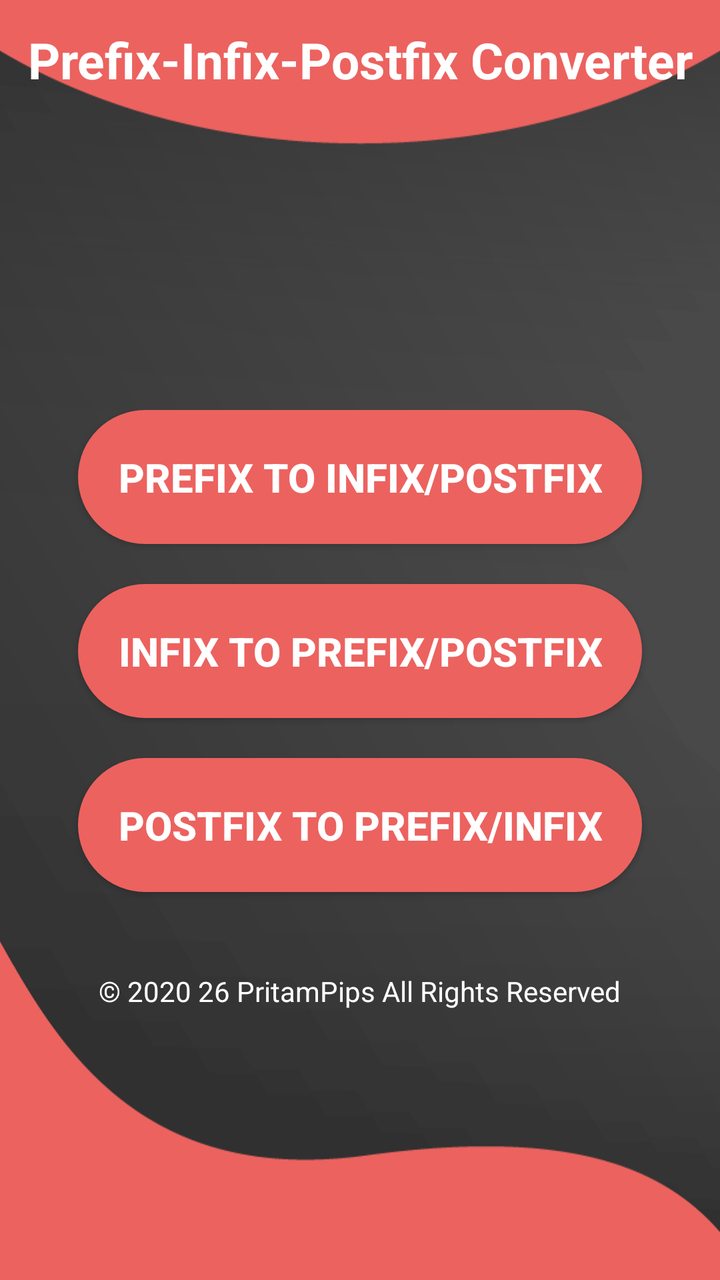
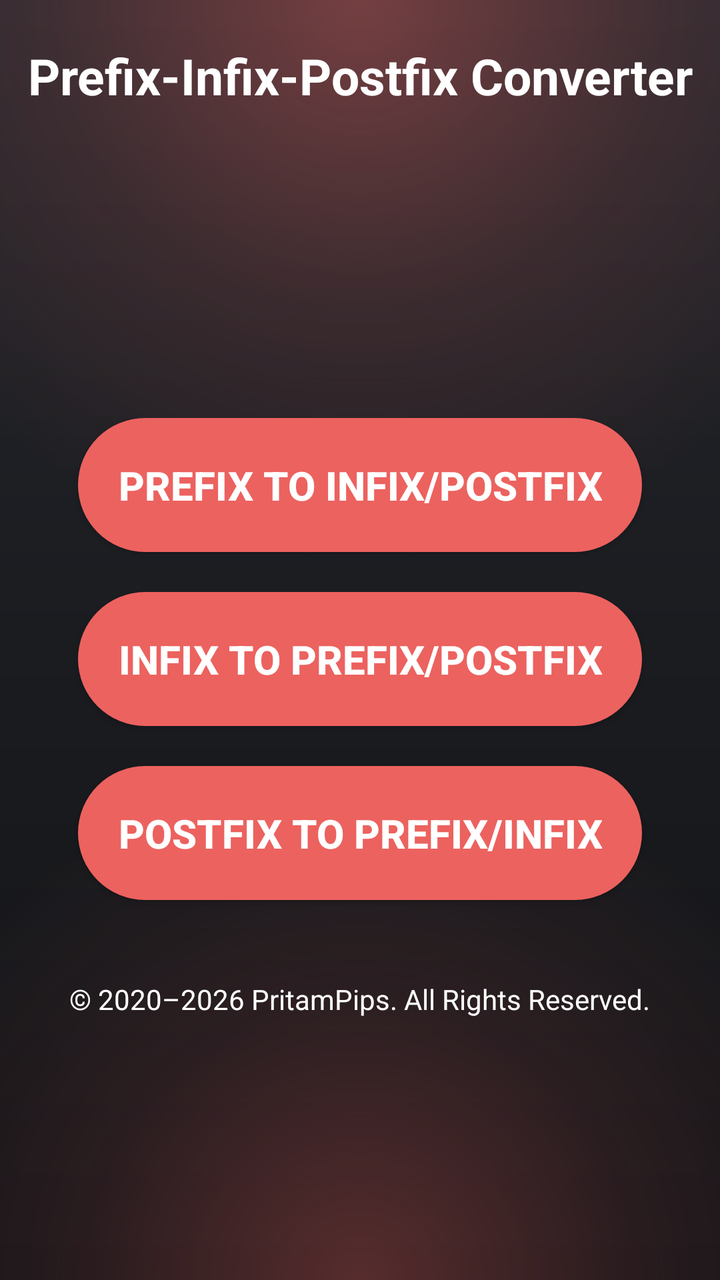

Two renders of the same Android screen: before a commit and after it. Below are the layout's source before the change and the commit's diff.
<!-- AndroidManifest.xml: activity theme AppTheme -->
<!-- res/layout/activity_main.xml -->
<?xml version="1.0" encoding="utf-8"?>
<LinearLayout xmlns:android="http://schemas.android.com/apk/res/android"
    xmlns:tools="http://schemas.android.com/tools"
    android:layout_width="match_parent"
    android:layout_height="match_parent"
    android:orientation="vertical"
    android:background="@drawable/background_2"
    android:padding="5dp"
    android:gravity="center_horizontal"
    tools:context=".MainActivity">
    <TextView
        android:layout_width="match_parent"
        android:layout_height="50dp"
        android:layout_marginBottom="20dp"
        android:textColor="#FFFFFF"
        android:textStyle="bold"
        android:gravity="center"
        android:text="@string/app_name"
        android:textSize="25sp" />
    <LinearLayout
        android:layout_width="match_parent"
        android:gravity="center"
        android:layout_height="match_parent">
    <ScrollView
        android:layout_width="match_parent"
        android:layout_height="wrap_content"
        tools:ignore="UselessParent">
        <LinearLayout
            android:layout_width="match_parent"
            android:layout_height="wrap_content"
            android:orientation="vertical"
            android:gravity="center">
            <Button
                android:id="@+id/prefix_button"
                android:layout_width="wrap_content"
                android:layout_height="wrap_content"
                android:text="@string/prefix_to_other_button"
                android:textColor="#FFFFFF"
                android:padding="20dp"
                android:textStyle="bold"
                android:background="@drawable/button_1"
                android:layout_marginBottom="20dp"
                android:textSize="20sp"/>
            <Button
                android:id="@+id/infix_button"
                android:layout_width="wrap_content"
                android:padding="20dp"
                android:textStyle="bold"
                android:textColor="#FFFFFF"
                android:layout_height="wrap_content"
                android:text="@string/infix_to_other_button"
                android:background="@drawable/button_1"
                android:layout_marginBottom="20dp"
                android:textSize="20sp"/>
            <Button
                android:id="@+id/postfix_button"
                android:layout_width="wrap_content"
                android:layout_height="wrap_content"
                android:padding="20dp"
                android:textColor="#FFFFFF"
                android:textStyle="bold"
                android:text="@string/postfix_to_other_button"
                android:background="@drawable/button_1"
                android:layout_marginBottom="20dp"
                android:textSize="20sp"/>
            <TextView
                android:layout_width="wrap_content"
                android:layout_height="wrap_content"
                android:textColor="#FFFFFF"
                android:text="@string/copy_right"
                android:layout_marginTop="20dp"
                />
        </LinearLayout>
    </ScrollView>
    </LinearLayout>
</LinearLayout>
<!-- resources referenced by this layout -->
<resources>
  <!-- drawable background_2: png bitmap (drawable-v24, 13608 bytes) -->
  <!-- drawable button_1 (drawable) -->
  <?xml version="1.0" encoding="utf-8"?>
  <shape xmlns:android="http://schemas.android.com/apk/res/android" android:shape="rectangle">
      <solid android:color="#ec625f"/>
      <corners android:radius="40dp">
  
      </corners>
  
  </shape>
  <string name="app_name">Prefix-Infix-Postfix Converter</string>
  <string name="copy_right">© 2020 26 PritamPips All Rights Reserved</string>
  <string name="infix_to_other_button">Infix To Prefix/Postfix</string>
  <string name="postfix_to_other_button">Postfix To Prefix/Infix</string>
  <string name="prefix_to_other_button">Prefix To Infix/Postfix</string>
  <style name="AppTheme" parent="Theme.AppCompat.Light.NoActionBar">
          <item name="colorPrimary">@color/colorPrimary</item>
          <item name="colorPrimaryDark">#EC625F</item>
          <item name="colorAccent">@color/colorAccent</item>
      </style>
  <color name="colorPrimary">#6200EE</color>
  <color name="colorAccent">#03DAC5</color>
</resources>

<!-- the commit's change to res/layout/activity_main.xml (unified diff, before → after) -->
@@ -1,16 +1,20 @@
 <?xml version="1.0" encoding="utf-8"?>
 <LinearLayout xmlns:android="http://schemas.android.com/apk/res/android"
     xmlns:tools="http://schemas.android.com/tools"
+    android:id="@+id/main_layout"
     android:layout_width="match_parent"
     android:layout_height="match_parent"
     android:orientation="vertical"
     android:background="@drawable/background_2"
+    android:fitsSystemWindows="true"
     android:padding="5dp"
     android:gravity="center_horizontal"
     tools:context=".MainActivity">
     <TextView
         android:layout_width="match_parent"
-        android:layout_height="50dp"
+        android:layout_height="wrap_content"
+        android:minHeight="50dp"
+        android:layout_marginTop="8dp"
         android:layout_marginBottom="20dp"
         android:textColor="#FFFFFF"
         android:textStyle="bold"
<!-- resource entries referenced after the edit -->
@@ -1,6 +1,60 @@
 <!-- resources referenced by this layout -->
 <resources>
-  <!-- drawable background_2: png bitmap (drawable-v24, 13608 bytes) -->
+  <!-- drawable background_2 (drawable) -->
+  <?xml version="1.0" encoding="utf-8"?>
+  <vector xmlns:android="http://schemas.android.com/apk/res/android"
+      xmlns:aapt="http://schemas.android.com/aapt"
+      android:width="360dp"
+      android:height="640dp"
+      android:viewportWidth="360"
+      android:viewportHeight="640">
+  
+      
+      <path android:pathData="M0,0h360v640h-360z">
+          <aapt:attr name="android:fillColor">
+              <gradient
+                  android:startX="180"
+                  android:startY="0"
+                  android:endX="180"
+                  android:endY="640"
+                  android:type="linear">
+                  <item android:color="#25272D" android:offset="0.0" />
+                  <item android:color="#1B1C20" android:offset="0.5" />
+                  <item android:color="#121316" android:offset="1.0" />
+              </gradient>
+          </aapt:attr>
+      </path>
+  
+      
+      <path android:pathData="M0,0h360v360h-360z">
+          <aapt:attr name="android:fillColor">
+              <gradient
+                  android:centerX="180"
+                  android:centerY="0"
+                  android:gradientRadius="280"
+                  android:type="radial">
+                  <item android:color="#66EC625F" android:offset="0.0" />
+                  <item android:color="#20EC625F" android:offset="0.55" />
+                  <item android:color="#00EC625F" android:offset="1.0" />
+              </gradient>
+          </aapt:attr>
+      </path>
+  
+      
+      <path android:pathData="M0,320h360v320h-360z">
+          <aapt:attr name="android:fillColor">
+              <gradient
+                  android:centerX="180"
+                  android:centerY="640"
+                  android:gradientRadius="260"
+                  android:type="radial">
+                  <item android:color="#50EC625F" android:offset="0.0" />
+                  <item android:color="#18EC625F" android:offset="0.55" />
+                  <item android:color="#00EC625F" android:offset="1.0" />
+              </gradient>
+          </aapt:attr>
+      </path>
+  </vector>
   <!-- drawable button_1 (drawable) -->
   <?xml version="1.0" encoding="utf-8"?>
   <shape xmlns:android="http://schemas.android.com/apk/res/android" android:shape="rectangle">
@@ -11,7 +65,7 @@
   
   </shape>
   <string name="app_name">Prefix-Infix-Postfix Converter</string>
-  <string name="copy_right">© 2020 26 PritamPips All Rights Reserved</string>
+  <string name="copy_right">© 2020–2026 PritamPips. All Rights Reserved.</string>
   <string name="infix_to_other_button">Infix To Prefix/Postfix</string>
   <string name="postfix_to_other_button">Postfix To Prefix/Infix</string>
   <string name="prefix_to_other_button">Prefix To Infix/Postfix</string>
